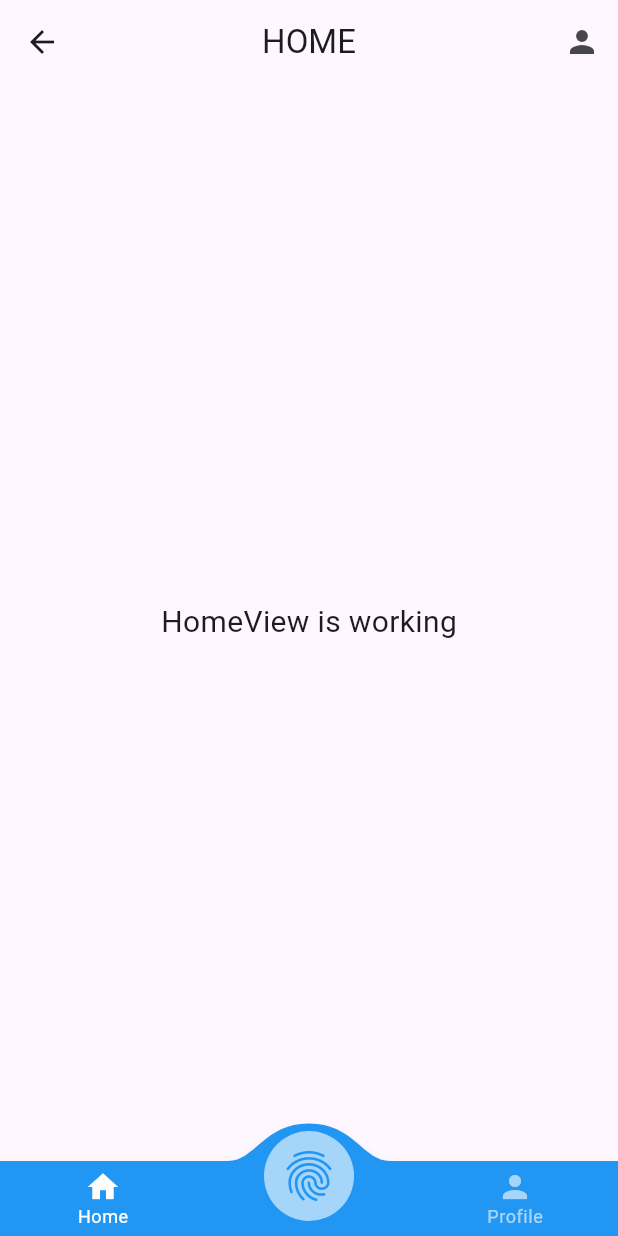
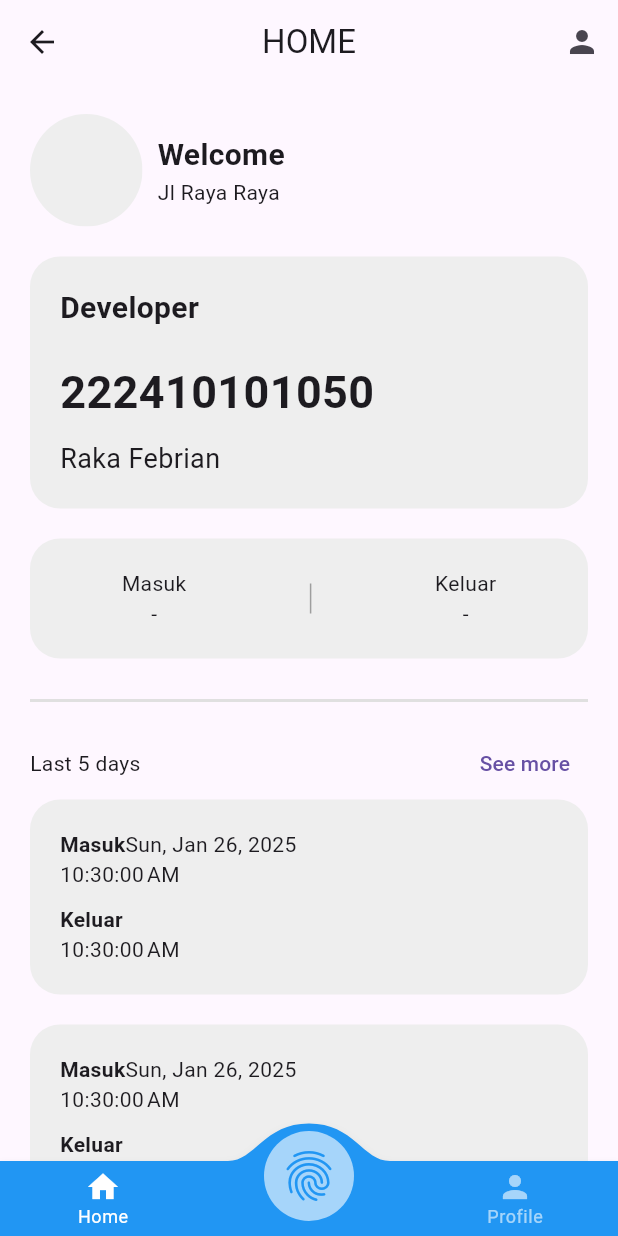
Before and after one commit to rakafebriansy/presence-app, a Flutter app: the HomeView screen opened by its route, on a phone screen of 412 x 824 dp. Run offline on Flutter 3.47's test engine with Material 3 defaults, Android fonts, the phone set to English and light mode, and no system bars; drawn by our look-alikes of convex_bottom_bar; our stand-ins replace cloud_firestore, firebase_auth, firebase_core, firebase_storage, flutter_dotenv, get and 1 more; missing offline and left inert: firebase_app_check; accounts and stored records are empty.

Commit message:
feat: home page

```diff
--- a/lib/app/modules/home/views/home_view.dart
+++ b/lib/app/modules/home/views/home_view.dart
@@ -4,6 +4,7 @@ import 'package:get/get.dart';
 import 'package:presence_app/app/controllers/page_handling_controller.dart';
 import 'package:presence_app/app/routes/app_pages.dart';
 import 'package:convex_bottom_bar/convex_bottom_bar.dart';
+import 'package:intl/intl.dart';
 
 import '../controllers/home_controller.dart';
 
@@ -25,11 +26,157 @@ class HomeView extends GetView<HomeController> {
                 icon: Icon(Icons.person)),
           ],
         ),
-        body: const Center(
-          child: Text(
-            'HomeView is working',
-            style: TextStyle(fontSize: 20),
-          ),
+        body: ListView(
+          padding: EdgeInsets.all(20),
+          children: [
+            Row(
+              children: [
+                ClipOval(
+                  child:
+                      Container(width: 75, height: 75, color: Colors.grey[200]
+                          // child: Image.network(src),
+                          ),
+                ),
+                SizedBox(
+                  width: 10,
+                ),
+                Column(
+                  crossAxisAlignment: CrossAxisAlignment.start,
+                  children: [
+                    Text(
+                      'Welcome',
+                      style:
+                          TextStyle(fontSize: 20, fontWeight: FontWeight.bold),
+                    ),
+                    Text('Jl Raya Raya'),
+                  ],
+                )
+              ],
+            ),
+            SizedBox(
+              height: 20,
+            ),
+            Container(
+              padding: EdgeInsets.all(20),
+              child: Column(
+                crossAxisAlignment: CrossAxisAlignment.start,
+                children: [
+                  Text(
+                    'Developer',
+                    style: TextStyle(fontSize: 20, fontWeight: FontWeight.bold),
+                  ),
+                  SizedBox(
+                    height: 20,
+                  ),
+                  Text('222410101050',
+                      style:
+                          TextStyle(fontSize: 30, fontWeight: FontWeight.bold)),
+                  SizedBox(
+                    height: 10,
+                  ),
+                  Text('Raka Febrian',
+                      style: TextStyle(
+                        fontSize: 18,
+                      ))
+                ],
+              ),
+              decoration: BoxDecoration(
+                  borderRadius: BorderRadius.circular(20),
+                  color: Colors.grey[200]),
+            ),
+            SizedBox(
+              height: 20,
+            ),
+            Container(
+              padding: EdgeInsets.all(20),
+              child: Row(
+                mainAxisAlignment: MainAxisAlignment.spaceAround,
+                children: [
+                  Column(
+                    children: [
+                      Text('Masuk'),
+                      Text('-'),
+                    ],
+                  ),
+                  Container(
+                    height: 20,
+                    color: Colors.grey,
+                    width: 1,
+                  ),
+                  Column(
+                    children: [
+                      Text('Keluar'),
+                      Text('-'),
+                    ],
+                  ),
+                ],
+              ),
+              decoration: BoxDecoration(
+                  borderRadius: BorderRadius.circular(20),
+                  color: Colors.grey[200]),
+            ),
+            SizedBox(
+              height: 20,
+            ),
+            Divider(
+              color: Colors.grey[300],
+              thickness: 2,
+            ),
+            SizedBox(
+              height: 10,
+            ),
+            Row(
+              mainAxisAlignment: MainAxisAlignment.spaceBetween,
+              children: [
+                Text(
+                  'Last 5 days',
+                  style: TextStyle(),
+                ),
+                TextButton(onPressed: () {}, child: Text('See more')),
+              ],
+            ),
+            ListView.builder(
+              shrinkWrap: true,
+              physics: NeverScrollableScrollPhysics(),
+              itemCount: 5,
+              itemBuilder: (ctx, i) => Container(
+                padding: EdgeInsets.all(20),
+                margin: EdgeInsets.only(bottom: 20),
+                decoration: BoxDecoration(
+                    color: Colors.grey[200],
+                    borderRadius: BorderRadius.circular(20)),
+                child: Column(
+                  children: [
+                    Row(
+                      children: [
+                        Text(
+                          'Masuk',
+                          style: TextStyle(fontWeight: FontWeight.bold),
+                        ),
+                        Text(
+                          '${DateFormat.yMMMEd().format(DateTime.now())}',
+                        ),
+                      ],
+                    ),
+                    Text(
+                      '${DateFormat.jms().format(DateTime.now())}',
+                    ),
+                    SizedBox(
+                      height: 10,
+                    ),
+                    Text(
+                      'Keluar',
+                      style: TextStyle(fontWeight: FontWeight.bold),
+                    ),
+                    Text(
+                      '${DateFormat.jms().format(DateTime.now())}',
+                    ),
+                  ],
+                  crossAxisAlignment: CrossAxisAlignment.start,
+                ),
+              ),
+            )
+          ],
         ),
         bottomNavigationBar: ConvexAppBar(
           style: TabStyle.fixedCircle,
--- a/pubspec.yaml
+++ b/pubspec.yaml
@@ -44,6 +44,7 @@ dependencies:
   image_picker: ^1.1.2
   firebase_storage: ^12.4.1
   convex_bottom_bar: ^3.2.0
+  intl: ^0.19.0
 
 dev_dependencies:
   flutter_test:
```
Also changed, not shown: pubspec.lock.
